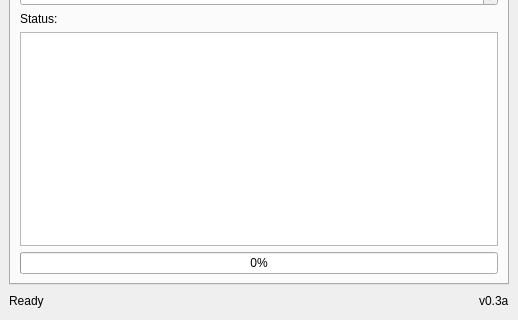
Old version of the form TTS_Layout.ui in the repository lokkelvin2/dc_tts; both pictures show x 0 to 518 and y 185 to 505 of the 518 by 505 pixel window.
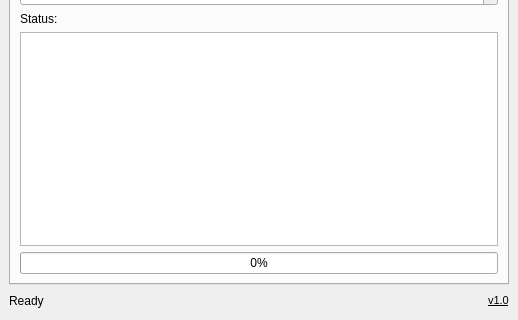
New version of the form. The open tabs and pages were chosen to show the change.

Commit message: changed text window to qplaintextedit

The edit to the form file:
```diff
--- a/TTS_Layout.ui
+++ b/TTS_Layout.ui
@@ -288,7 +288,14 @@
       <item row="0" column="2" alignment="Qt::AlignRight">
        <widget class="QLabel" name="label_6">
         <property name="text">
-         <string>v0.3a</string>
+         <string>&lt;!DOCTYPE HTML PUBLIC &quot;-//W3C//DTD HTML 4.0//EN&quot; &quot;http://www.w3.org/TR/REC-html40/strict.dtd&quot;&gt;
+&lt;html&gt;&lt;head&gt;&lt;meta name=&quot;qrichtext&quot; content=&quot;1&quot; /&gt;&lt;style type=&quot;text/css&quot;&gt;
+p, li { white-space: pre-wrap; }
+&lt;/style&gt;&lt;/head&gt;&lt;body style=&quot; font-family:'MS Shell Dlg 2'; font-size:8pt; font-weight:400; font-style:normal;&quot;&gt;
+&lt;p style=&quot; margin-top:12px; margin-bottom:12px; margin-left:0px; margin-right:0px; -qt-block-indent:0; text-indent:0px;&quot;&gt;&lt;a href=&quot;https://github.com/lokkelvin2/dc_tts/&quot;&gt;&lt;span style=&quot; color:#000000;&quot;&gt;v1.0&lt;/span&gt;&lt;/a&gt;&lt;/p&gt;&lt;/body&gt;&lt;/html&gt;</string>
+        </property>
+        <property name="openExternalLinks">
+         <bool>true</bool>
         </property>
        </widget>
       </item>
```
Left out of the diff: 5 changed lines with no effect on the pictures. The commit also changes 1 other file.
